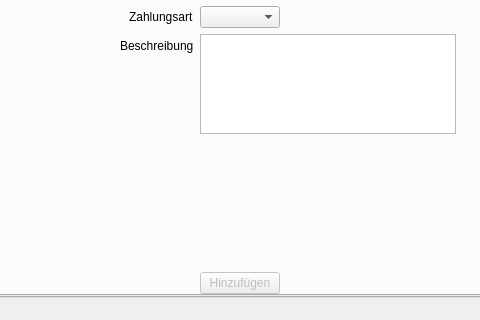
Old version of the form userwindow.ui in the repository Tandaradei/haushalt; both pictures show x 115 to 595 and y 280 to 600 of the 800 by 600 pixel window.
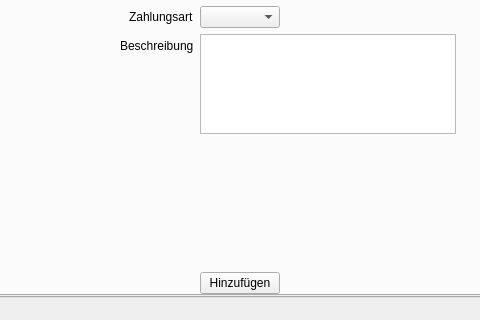
New version of the form. The open tabs and pages were chosen to show the change. Icons and pictures are not drawn.

```diff
--- a/userwindow.ui
+++ b/userwindow.ui
@@ -578,7 +578,7 @@
                     <item row="7" column="1">
                      <widget class="QPushButton" name="addButton">
                       <property name="enabled">
-                       <bool>false</bool>
+                       <bool>true</bool>
                       </property>
                       <property name="text">
                        <string>Hinzufügen</string>
```
Left out of the diff: 18 changed lines with no effect on the pictures.
